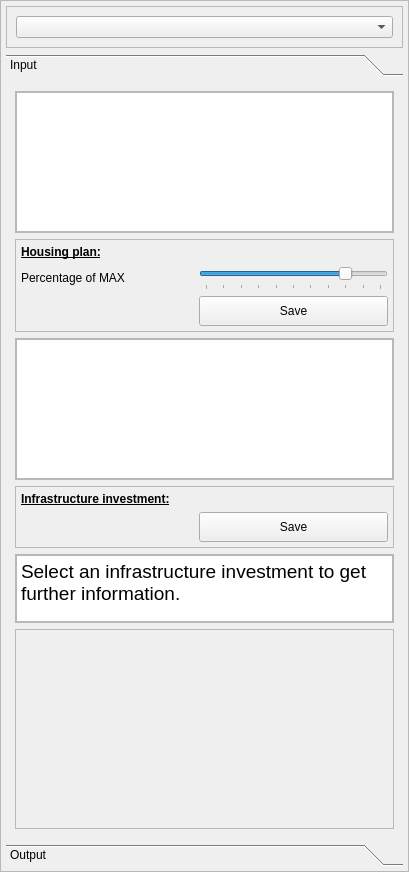
First picture: the form in PlanningTool_dockwidget_base.ui, repository rapha411/PlanningTool, before the edit.
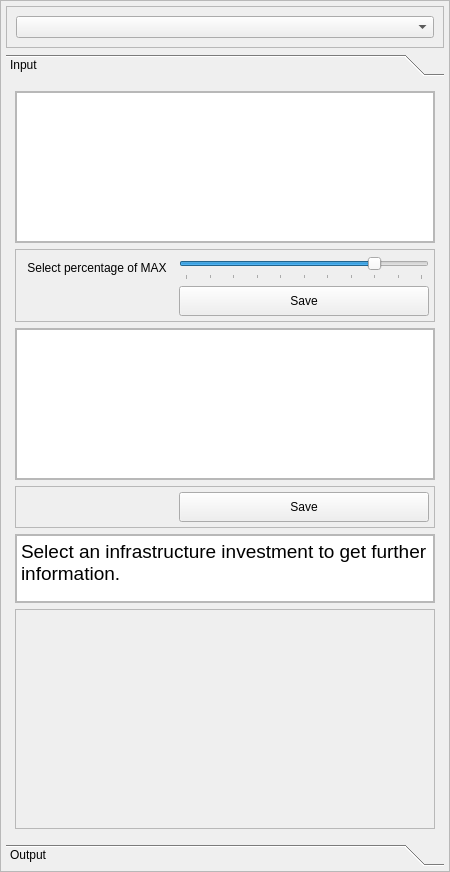
Second picture: the form after the edit.

Commit message: plot styling finished

```diff
--- a/PlanningTool_dockwidget_base.ui
+++ b/PlanningTool_dockwidget_base.ui
@@ -6,7 +6,7 @@
    <rect>
     <x>0</x>
     <y>0</y>
-    <width>409</width>
+    <width>450</width>
     <height>872</height>
    </rect>
   </property>
@@ -18,7 +18,7 @@
   </property>
   <property name="minimumSize">
    <size>
-    <width>320</width>
+    <width>450</width>
     <height>872</height>
    </size>
   </property>
@@ -34,7 +34,7 @@
    </property>
    <property name="minimumSize">
     <size>
-     <width>0</width>
+     <width>450</width>
      <height>850</height>
     </size>
    </property>
@@ -91,7 +91,7 @@
            <rect>
             <x>0</x>
             <y>0</y>
-            <width>397</width>
+            <width>438</width>
             <height>738</height>
            </rect>
           </property>
@@ -124,7 +124,7 @@
                   <property name="minimumSize">
                    <size>
                     <width>0</width>
-                    <height>140</height>
+                    <height>150</height>
                    </size>
                   </property>
                  </widget>
@@ -164,7 +164,7 @@
                 </property>
                 <item>
                  <layout class="QGridLayout" name="gridLayout_4">
-                  <item row="1" column="0">
+                  <item row="0" column="0">
                    <widget class="QLabel" name="label_14">
                     <property name="sizePolicy">
                      <sizepolicy hsizetype="Preferred" vsizetype="Preferred">
@@ -173,11 +173,14 @@
                      </sizepolicy>
                     </property>
                     <property name="text">
-                     <string>Percentage of MAX</string>
+                     <string>Select percentage of MAX</string>
+                    </property>
+                    <property name="alignment">
+                     <set>Qt::AlignCenter</set>
                     </property>
                    </widget>
                   </item>
-                  <item row="2" column="1">
+                  <item row="1" column="1">
                    <widget class="QPushButton" name="okHousing">
                     <property name="sizePolicy">
                      <sizepolicy hsizetype="MinimumExpanding" vsizetype="Fixed">
@@ -187,7 +190,7 @@
                     </property>
                     <property name="minimumSize">
                      <size>
-                      <width>0</width>
+                      <width>250</width>
                       <height>30</height>
                      </size>
                     </property>
@@ -196,7 +199,7 @@
                     </property>
                    </widget>
                   </item>
-                  <item row="1" column="1">
+                  <item row="0" column="1">
                    <widget class="QSlider" name="housingSlider">
                     <property name="sizePolicy">
                      <sizepolicy hsizetype="MinimumExpanding" vsizetype="Fixed">
@@ -236,43 +239,18 @@
                     </property>
                    </widget>
                   </item>
-                  <item row="0" column="1">
-                   <widget class="QLabel" name="housingLabel">
-                    <property name="sizePolicy">
-                     <sizepolicy hsizetype="Preferred" vsizetype="Preferred">
-                      <horstretch>0</horstretch>
-                      <verstretch>0</verstretch>
-                     </sizepolicy>
+                  <item row="1" column="0">
+                   <spacer name="horizontalSpacer_2">
+                    <property name="orientation">
+                     <enum>Qt::Horizontal</enum>
                     </property>
-                    <property name="text">
-                     <string/>
-                    </property>
-                   </widget>
-                  </item>
-                  <item row="0" column="0">
-                   <widget class="QLabel" name="label_16">
-                    <property name="sizePolicy">
-                     <sizepolicy hsizetype="Fixed" vsizetype="Preferred">
-                      <horstretch>0</horstretch>
-                      <verstretch>0</verstretch>
-                     </sizepolicy>
-                    </property>
-                    <property name="minimumSize">
+                    <property name="sizeHint" stdset="0">
                      <size>
-                      <width>172</width>
-                      <height>0</height>
+                      <width>20</width>
+                      <height>20</height>
                      </size>
                     </property>
-                    <property name="maximumSize">
-                     <size>
-                      <width>172</width>
-                      <height>16777215</height>
-                     </size>
-                    </property>
-                    <property name="text">
-                     <string>&lt;html&gt;&lt;head/&gt;&lt;body&gt;&lt;p&gt;&lt;span style=&quot; font-weight:600; text-decoration: underline;&quot;&gt;Housing plan:&lt;/span&gt;&lt;/p&gt;&lt;/body&gt;&lt;/html&gt;</string>
-                    </property>
-                   </widget>
+                   </spacer>
                   </item>
                  </layout>
                 </item>
@@ -302,7 +280,7 @@
                   <property name="minimumSize">
                    <size>
                     <width>0</width>
-                    <height>140</height>
+                    <height>150</height>
                    </size>
                   </property>
                  </widget>
@@ -330,45 +308,7 @@
                 </property>
                 <item>
                  <layout class="QGridLayout" name="gridLayout_3">
-                  <item row="0" column="0">
-                   <widget class="QLabel" name="label_7">
-                    <property name="sizePolicy">
-                     <sizepolicy hsizetype="Fixed" vsizetype="Preferred">
-                      <horstretch>0</horstretch>
-                      <verstretch>0</verstretch>
-                     </sizepolicy>
-                    </property>
-                    <property name="minimumSize">
-                     <size>
-                      <width>172</width>
-                      <height>0</height>
-                     </size>
-                    </property>
-                    <property name="maximumSize">
-                     <size>
-                      <width>172</width>
-                      <height>16777215</height>
-                     </size>
-                    </property>
-                    <property name="text">
-                     <string>&lt;html&gt;&lt;head/&gt;&lt;body&gt;&lt;p&gt;&lt;span style=&quot; font-weight:600; text-decoration: underline;&quot;&gt;Infrastructure investment:&lt;/span&gt;&lt;/p&gt;&lt;/body&gt;&lt;/html&gt;</string>
-                    </property>
-                   </widget>
-                  </item>
                   <item row="0" column="1">
-                   <widget class="QLabel" name="infraLabel">
-                    <property name="sizePolicy">
-                     <sizepolicy hsizetype="Preferred" vsizetype="Preferred">
-                      <horstretch>0</horstretch>
-                      <verstretch>0</verstretch>
-                     </sizepolicy>
-                    </property>
-                    <property name="text">
-                     <string/>
-                    </property>
-                   </widget>
-                  </item>
-                  <item row="1" column="1">
                    <widget class="QPushButton" name="okInfra">
                     <property name="sizePolicy">
                      <sizepolicy hsizetype="MinimumExpanding" vsizetype="Fixed">
@@ -378,7 +318,7 @@
                     </property>
                     <property name="minimumSize">
                      <size>
-                      <width>0</width>
+                      <width>250</width>
                       <height>30</height>
                      </size>
                     </property>
@@ -387,6 +327,19 @@
                     </property>
                    </widget>
                   </item>
+                  <item row="0" column="0">
+                   <spacer name="horizontalSpacer">
+                    <property name="orientation">
+                     <enum>Qt::Horizontal</enum>
+                    </property>
+                    <property name="sizeHint" stdset="0">
+                     <size>
+                      <width>20</width>
+                      <height>20</height>
+                     </size>
+                    </property>
+                   </spacer>
+                  </item>
                  </layout>
                 </item>
                </layout>
@@ -429,7 +382,7 @@
                <property name="minimumSize">
                 <size>
                  <width>0</width>
-                 <height>200</height>
+                 <height>220</height>
                 </size>
                </property>
                <property name="baseSize">
```
Left out of the diff: 14 changed lines with no effect on the pictures. The commit also changes 1 other file.
